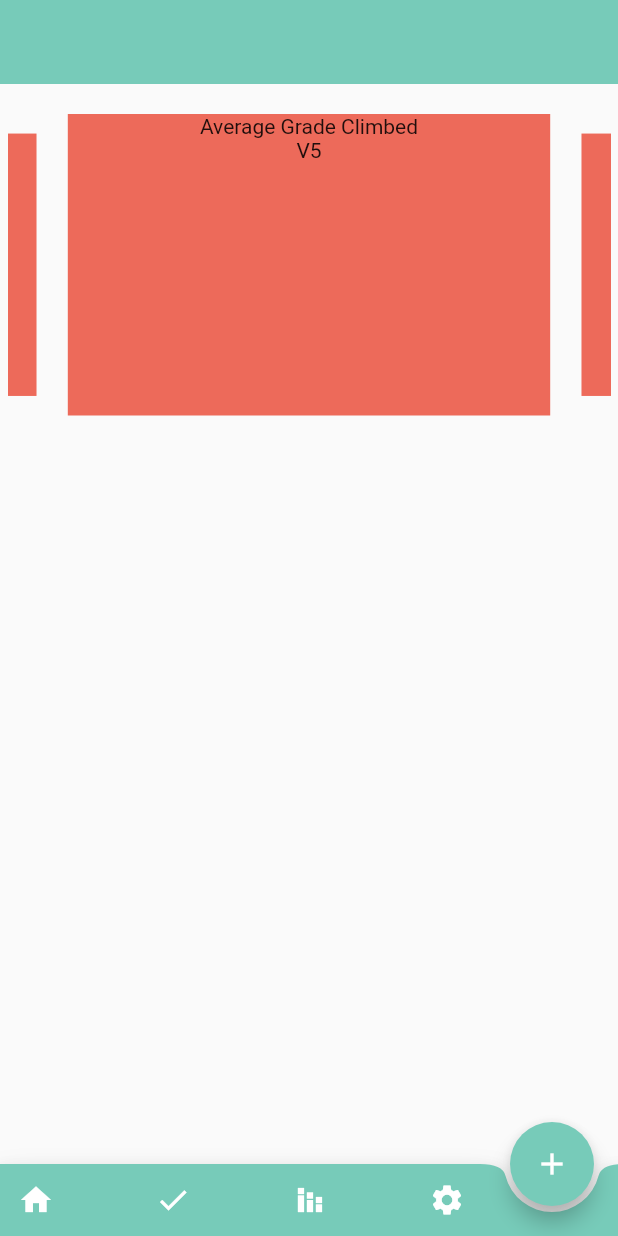
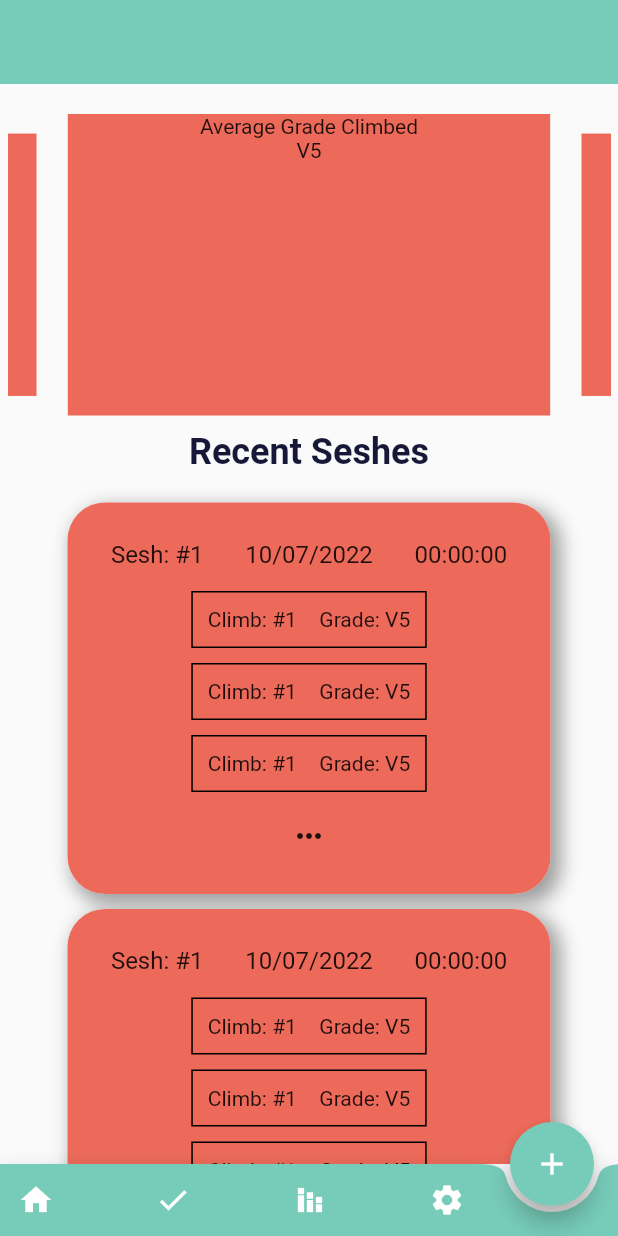
Before and after one commit to fwhite95/Sesh, a Flutter app: the screen it shows after launch, on a phone screen of 412 x 824 dp. Run offline on Flutter 3.47's test engine with Material 2 defaults, Android fonts, the light colour scheme and no system bars; drawn by our look-alikes of carousel_slider; our stand-ins replace bloc, cloud_firestore, equatable, firebase_core, flutter_bloc, toggle_switch; accounts and stored records are empty.

Commit message:
Created basis for sesh_card and climb card

```diff
--- a/lib/src/screens/home/home_screen.dart
+++ b/lib/src/screens/home/home_screen.dart
@@ -1,6 +1,7 @@
 import 'package:carousel_slider/carousel_slider.dart';
 import 'package:climbing_sessions/src/util/colors.dart';
 import 'package:climbing_sessions/src/widgets/sesh_bottom_nav_bar.dart';
+import 'package:climbing_sessions/src/widgets/sesh_card.dart';
 import 'package:climbing_sessions/src/widgets/stat_carousel.dart';
 import 'package:flutter/material.dart';
 
@@ -26,11 +27,32 @@ class _HomeScreenState extends State<HomeScreen> {
       ),
       floatingActionButtonLocation: FloatingActionButtonLocation.endDocked,
       bottomNavigationBar: SeshBottomNavBar(),
-      body: Container(
-        padding: EdgeInsets.all(5),
-        child: Column(children: [
-          StatCarousel(),
-        ]),
+      body: SingleChildScrollView(
+        child: Container(
+          padding: EdgeInsets.all(5),
+          child: Column(children: [
+            StatCarousel(),
+            Container(
+              padding: EdgeInsets.all(10),
+              child: Text('Recent Seshes', style: TextStyle(
+                fontWeight: FontWeight.bold,
+                fontSize: 24,
+                color: AppColors.darkBlue
+              ),),
+            ),
+            Container(
+              padding: const EdgeInsets.only(top: 10, left: 40, right: 40, bottom: 10),
+              child: Column(
+                children: [
+                SeshCard(climbsList: [],),
+                SizedBox(height: 10,),
+                SeshCard(climbsList: [],),
+                SizedBox(height: 10,),
+                SeshCard(climbsList: [],),
+              ]),
+            ),
+          ]),
+        ),
       ),
     );
   }
--- /dev/null
+++ b/lib/src/widgets/sesh_card.dart
@@ -0,0 +1,116 @@
+import 'package:climbing_sessions/src/util/colors.dart';
+import 'package:flutter/material.dart';
+
+class SeshCard extends StatelessWidget {
+  final List<Widget> _climbsList;
+
+  SeshCard({Key? key, required List<Widget> climbsList})
+      : _climbsList = climbsList,
+        super(key: key);
+
+  @override
+  Widget build(BuildContext context) {
+    _climbsList.add(
+      Padding(
+        padding: const EdgeInsets.all(5.0),
+        child: ClimbCard(
+          climbName: '#1',
+          grade: 'V5',
+        ),
+      ),
+    );
+    _climbsList.add(
+      Padding(
+        padding: const EdgeInsets.all(5.0),
+        child: ClimbCard(
+          climbName: '#1',
+          grade: 'V5',
+        ),
+      ),
+    );
+    _climbsList.add(
+      Padding(
+        padding: const EdgeInsets.all(5.0),
+        child: ClimbCard(
+          climbName: '#1',
+          grade: 'V5',
+        ),
+      ),
+    );
+
+    return Container(
+      alignment: Alignment.center,
+      padding: EdgeInsets.all(15),
+      width: MediaQuery.of(context).size.width,
+      decoration: BoxDecoration(
+          boxShadow: [
+            BoxShadow(
+              color: Colors.grey,
+              offset: const Offset(
+                5.0,
+                5.0,
+              ),
+              blurRadius: 10.0,
+              spreadRadius: 2.0,
+            ), //BoxShadow
+            BoxShadow(
+              color: Colors.white,
+              offset: const Offset(0.0, 0.0),
+              blurRadius: 0.0,
+              spreadRadius: 0.0,
+            ), //BoxShadow
+          ],
+          color: AppColors.orange,
+          borderRadius: BorderRadius.all(Radius.circular(25))),
+      child: Column(children: [
+        Container(
+          padding: EdgeInsets.only(bottom: 10, top: 10),
+          child: Row(
+            mainAxisAlignment: MainAxisAlignment.spaceAround,
+            children: [
+              Text(
+                'Sesh: #1',
+                style: TextStyle(fontSize: 16),
+              ),
+              Text('10/07/2022', style: TextStyle(fontSize: 16)),
+              Text('00:00:00', style: TextStyle(fontSize: 16)),
+            ],
+          ),
+        ),
+        Column(
+          mainAxisAlignment: MainAxisAlignment.start,
+          children: _climbsList,
+        ),
+        IconButton(onPressed: () {}, icon: Icon(Icons.more_horiz)),
+      ]),
+    );
+  }
+}
+
+class ClimbCard extends StatelessWidget {
+  ClimbCard({Key? key, required String climbName, required String grade})
+      : _climbName = climbName,
+        _grade = grade,
+        super(key: key);
+
+  final String _climbName;
+  final String _grade;
+
+  @override
+  Widget build(BuildContext context) {
+    return Container(
+        padding: EdgeInsets.all(10),
+        decoration: BoxDecoration(border: Border.all()),
+        child: Row(
+          mainAxisAlignment: MainAxisAlignment.center,
+          mainAxisSize: MainAxisSize.min,
+          children: [
+            Text('Climb: $_climbName'),
+            SizedBox(
+              width: 15,
+            ),
+            Text('Grade: $_grade'),
+          ],
+        ));
+  }
+}
```
